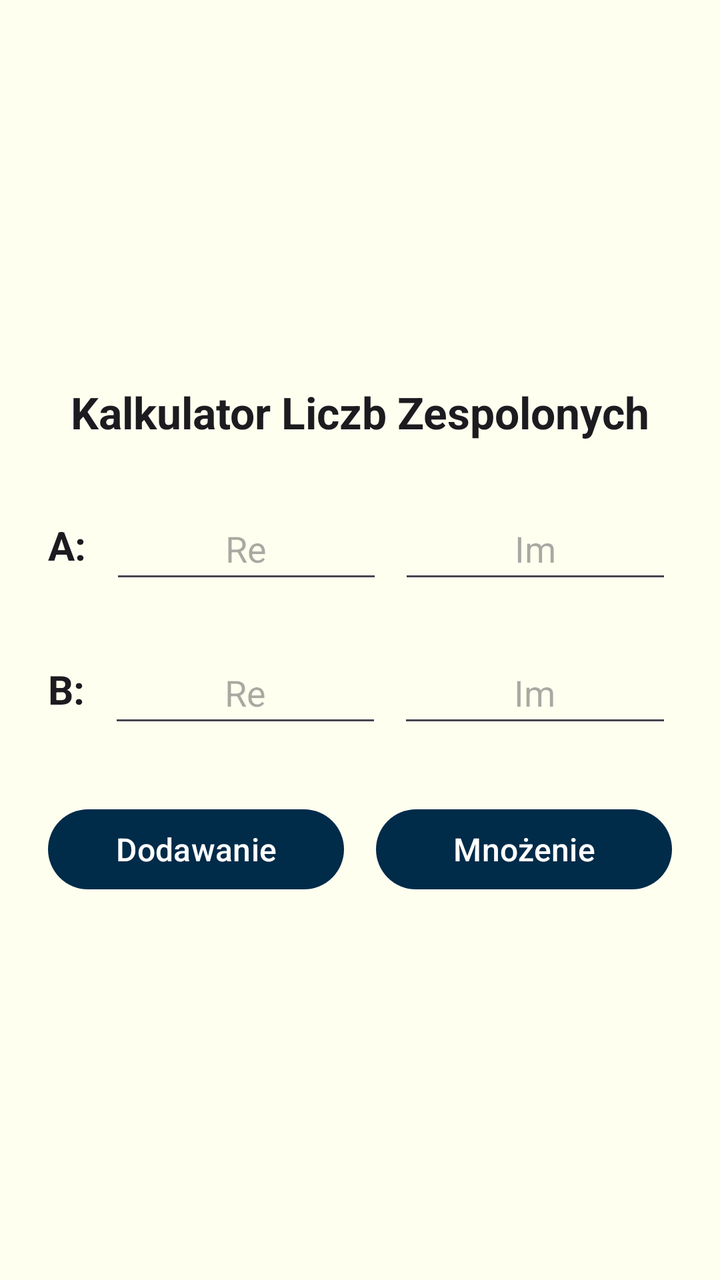
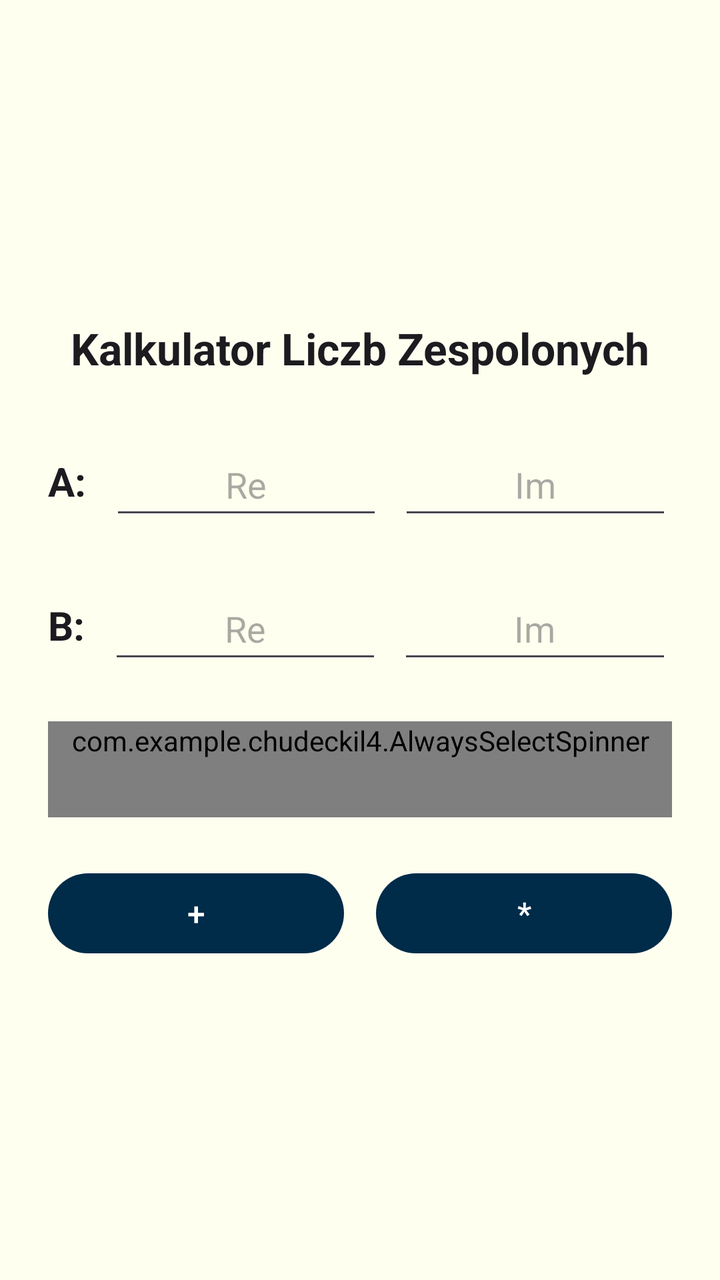

Two renders of the same Android screen: before a commit and after it. Below are the layout's source before the change and the commit's diff.
<!-- AndroidManifest.xml: application theme Theme.ChudeckiL4 -->
<!-- res/layout/activity_main.xml -->
<?xml version="1.0" encoding="utf-8"?>
<ScrollView xmlns:android="http://schemas.android.com/apk/res/android"
    xmlns:app="http://schemas.android.com/apk/res-auto"
    xmlns:tools="http://schemas.android.com/tools"
    android:layout_width="match_parent"
    android:layout_height="match_parent"
    android:background="@color/ivory"
    android:fillViewport="true"
    tools:context=".MainActivity">

    <LinearLayout
        android:id="@+id/main"
        android:layout_width="match_parent"
        android:layout_height="wrap_content"
        android:orientation="vertical"
        android:gravity="center"
        android:padding="24dp">

        <TextView
            android:layout_width="match_parent"
            android:layout_height="wrap_content"
            android:text="@string/title_calculator"
            android:textSize="22sp"
            android:textStyle="bold"
            android:textColor="#1C1B1F"
            android:gravity="center"
            android:layout_marginBottom="28dp" />

        
        <LinearLayout
            android:layout_width="match_parent"
            android:layout_height="wrap_content"
            android:orientation="horizontal"
            android:gravity="center_vertical"
            android:layout_marginBottom="24dp">

            <TextView
                android:layout_width="wrap_content"
                android:layout_height="wrap_content"
                android:text="@string/label_a"
                android:textSize="20sp"
                android:textStyle="bold"
                android:textColor="#1C1B1F"
                android:layout_marginEnd="12dp" />

            <EditText
                android:id="@+id/etA1"
                android:layout_width="0dp"
                android:layout_height="wrap_content"
                android:layout_weight="1"
                android:layout_marginEnd="8dp"
                android:hint="@string/hint_real"
                android:inputType="numberSigned|numberDecimal"
                android:gravity="center"
                android:minHeight="48dp" />

            <EditText
                android:id="@+id/etA2"
                android:layout_width="0dp"
                android:layout_height="wrap_content"
                android:layout_weight="1"
                android:hint="@string/hint_imaginary"
                android:inputType="numberSigned|numberDecimal"
                android:gravity="center"
                android:minHeight="48dp" />
        </LinearLayout>

        
        <LinearLayout
            android:layout_width="match_parent"
            android:layout_height="wrap_content"
            android:orientation="horizontal"
            android:gravity="center_vertical"
            android:layout_marginBottom="32dp">

            <TextView
                android:layout_width="wrap_content"
                android:layout_height="wrap_content"
                android:text="@string/label_b"
                android:textSize="20sp"
                android:textStyle="bold"
                android:textColor="#1C1B1F"
                android:layout_marginEnd="12dp" />

            <EditText
                android:id="@+id/etB1"
                android:layout_width="0dp"
                android:layout_height="wrap_content"
                android:layout_weight="1"
                android:layout_marginEnd="8dp"
                android:hint="@string/hint_real"
                android:inputType="numberSigned|numberDecimal"
                android:gravity="center"
                android:minHeight="48dp" />

            <EditText
                android:id="@+id/etB2"
                android:layout_width="0dp"
                android:layout_height="wrap_content"
                android:layout_weight="1"
                android:hint="@string/hint_imaginary"
                android:inputType="numberSigned|numberDecimal"
                android:gravity="center"
                android:minHeight="48dp" />
        </LinearLayout>

        
        <LinearLayout
            android:layout_width="match_parent"
            android:layout_height="wrap_content"
            android:orientation="horizontal">

            <Button
                android:id="@+id/btnAdd"
                android:layout_width="0dp"
                android:layout_height="wrap_content"
                android:layout_weight="1"
                android:layout_marginEnd="8dp"
                android:text="@string/btn_addition"
                android:textSize="16sp"
                android:textStyle="normal"
                android:textColor="@color/white"
                app:backgroundTint="@color/lot_morskiej_nocy" />

            <Button
                android:id="@+id/btnMultiply"
                android:layout_width="0dp"
                android:layout_height="wrap_content"
                android:layout_weight="1"
                android:layout_marginStart="8dp"
                android:text="@string/btn_multiplication"
                android:textSize="16sp"
                android:textStyle="normal"
                android:textColor="@color/white"
                app:backgroundTint="@color/lot_morskiej_nocy" />
        </LinearLayout>

    </LinearLayout>
</ScrollView>
<!-- resources referenced by this layout -->
<resources>
  <color name="ivory">#FFFFF0</color>
  <color name="lot_morskiej_nocy">#002B49</color>
  <color name="white">#FFFFFFFF</color>
  <string name="btn_addition">Dodawanie</string>
  <string name="btn_multiplication">Mnożenie</string>
  <string name="hint_imaginary">Im</string>
  <string name="hint_real">Re</string>
  <string name="label_a">A:</string>
  <string name="label_b">B:</string>
  <string name="title_calculator">Kalkulator Liczb Zespolonych</string>
  <style name="Theme.ChudeckiL4" parent="Base.Theme.ChudeckiL4" />
  <style name="Base.Theme.ChudeckiL4" parent="Theme.Material3.DayNight.NoActionBar">
          
          
      </style>
</resources>

<!-- the commit's change to res/layout/activity_main.xml (unified diff, before → after) -->
@@ -51,6 +51,7 @@
                 android:layout_marginEnd="8dp"
                 android:hint="@string/hint_real"
                 android:inputType="numberSigned|numberDecimal"
+                android:digits="0123456789.,-"
                 android:gravity="center"
                 android:minHeight="48dp" />
 
@@ -61,6 +62,7 @@
                 android:layout_weight="1"
                 android:hint="@string/hint_imaginary"
                 android:inputType="numberSigned|numberDecimal"
+                android:digits="0123456789.,-"
                 android:gravity="center"
                 android:minHeight="48dp" />
         </LinearLayout>
@@ -71,7 +73,7 @@
             android:layout_height="wrap_content"
             android:orientation="horizontal"
             android:gravity="center_vertical"
-            android:layout_marginBottom="32dp">
+            android:layout_marginBottom="24dp">
 
             <TextView
                 android:layout_width="wrap_content"
@@ -90,6 +92,7 @@
                 android:layout_marginEnd="8dp"
                 android:hint="@string/hint_real"
                 android:inputType="numberSigned|numberDecimal"
+                android:digits="0123456789.,-"
                 android:gravity="center"
                 android:minHeight="48dp" />
 
@@ -100,9 +103,19 @@
                 android:layout_weight="1"
                 android:hint="@string/hint_imaginary"
                 android:inputType="numberSigned|numberDecimal"
+                android:digits="0123456789.,-"
                 android:gravity="center"
                 android:minHeight="48dp" />
         </LinearLayout>
+
+        
+        <com.example.chudeckil4.AlwaysSelectSpinner
+            android:id="@+id/spinnerOperation"
+            android:layout_width="match_parent"
+            android:layout_height="wrap_content"
+            android:entries="@array/operations_array"
+            android:minHeight="48dp"
+            android:layout_marginBottom="24dp" />
 
         
         <LinearLayout
<!-- resource entries referenced after the edit -->
@@ -1,10 +1,14 @@
 <!-- resources referenced by this layout -->
 <resources>
+  <string-array name="operations_array">
+          <item>+</item>
+          <item>*</item>
+      </string-array>
   <color name="ivory">#FFFFF0</color>
   <color name="lot_morskiej_nocy">#002B49</color>
   <color name="white">#FFFFFFFF</color>
-  <string name="btn_addition">Dodawanie</string>
-  <string name="btn_multiplication">Mnożenie</string>
+  <string name="btn_addition">+</string>
+  <string name="btn_multiplication">*</string>
   <string name="hint_imaginary">Im</string>
   <string name="hint_real">Re</string>
   <string name="label_a">A:</string>
